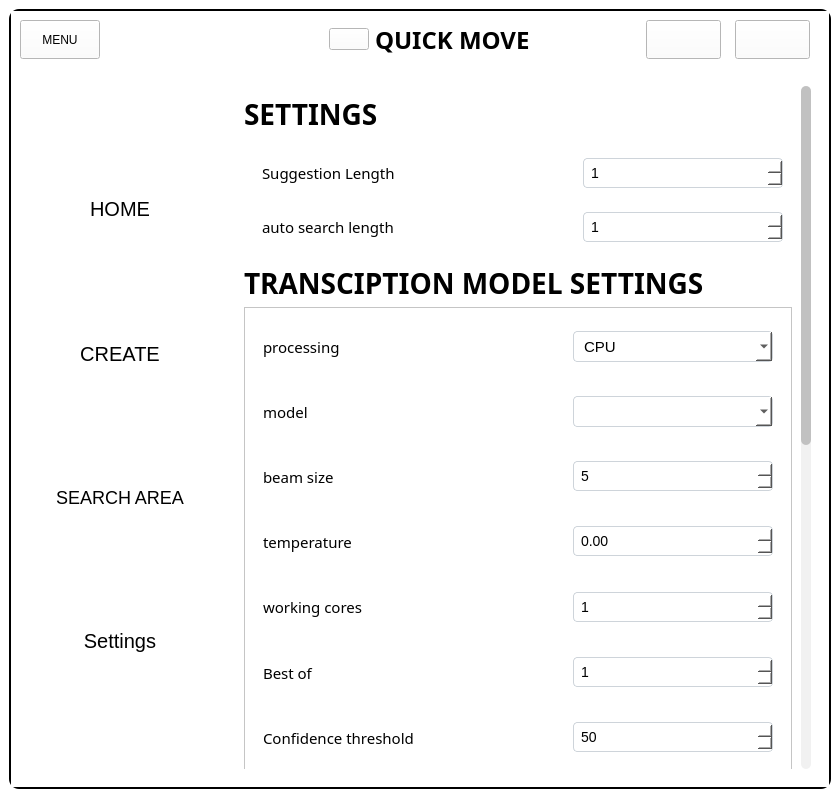
Old version of the form ui/MainWindow.ui in the repository Achu-Worifung/quickMove.
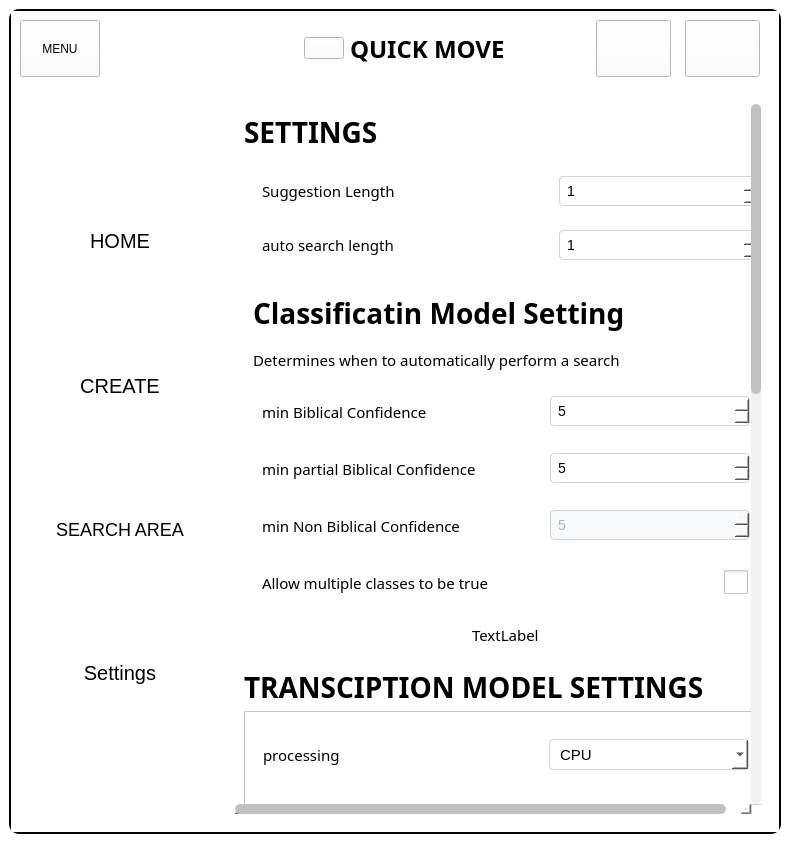
New version of the form. Icons and pictures are not drawn.

Commit message: feat: manage settings via .ini file

```diff
--- a/ui/MainWindow.ui
+++ b/ui/MainWindow.ui
@@ -6,8 +6,8 @@
    <rect>
     <x>0</x>
     <y>0</y>
-    <width>840</width>
-    <height>798</height>
+    <width>790</width>
+    <height>843</height>
    </rect>
   </property>
   <property name="windowTitle">
@@ -660,8 +660,8 @@
                         <rect>
                          <x>0</x>
                          <y>0</y>
-                         <width>100</width>
-                         <height>30</height>
+                         <width>206</width>
+                         <height>74</height>
                         </rect>
                        </property>
                        <layout class="QVBoxLayout" name="verticalLayout_4"/>
@@ -2380,9 +2380,9 @@
                  <property name="geometry">
                   <rect>
                    <x>0</x>
-                   <y>0</y>
-                   <width>566</width>
-                   <height>1293</height>
+                   <y>-364</y>
+                   <width>516</width>
+                   <height>1679</height>
                   </rect>
                  </property>
                  <layout class="QVBoxLayout" name="verticalLayout_8">
@@ -2481,28 +2481,6 @@
                        </layout>
                       </widget>
                      </item>
-                     <item row="0" column="1">
-                      <widget class="QSpinBox" name="suggestion_length">
-                       <property name="sizePolicy">
-                        <sizepolicy hsizetype="Preferred" vsizetype="Fixed">
-                         <horstretch>0</horstretch>
-                         <verstretch>0</verstretch>
-                        </sizepolicy>
-                       </property>
-                       <property name="minimumSize">
-                        <size>
-                         <width>200</width>
-                         <height>0</height>
-                        </size>
-                       </property>
-                       <property name="minimum">
-                        <number>1</number>
-                       </property>
-                       <property name="maximum">
-                        <number>10</number>
-                       </property>
-                      </widget>
-                     </item>
                      <item row="1" column="0">
                       <widget class="QWidget" name="widget_38" native="true">
                        <layout class="QHBoxLayout" name="horizontalLayout_35">
@@ -2558,6 +2536,28 @@
                        </layout>
                       </widget>
                      </item>
+                     <item row="0" column="1">
+                      <widget class="QSpinBox" name="suggestion_length">
+                       <property name="sizePolicy">
+                        <sizepolicy hsizetype="Preferred" vsizetype="Fixed">
+                         <horstretch>0</horstretch>
+                         <verstretch>0</verstretch>
+                        </sizepolicy>
+                       </property>
+                       <property name="minimumSize">
+                        <size>
+                         <width>200</width>
+                         <height>0</height>
+                        </size>
+                       </property>
+                       <property name="minimum">
+                        <number>1</number>
+                       </property>
+                       <property name="maximum">
+                        <number>10</number>
+                       </property>
+                      </widget>
+                     </item>
                      <item row="1" column="1">
                       <widget class="QSpinBox" name="auto_length">
                        <property name="sizePolicy">
@@ -2583,6 +2583,389 @@
                     </layout>
                    </widget>
                   </item>
+                  <item>
+                   <widget class="QWidget" name="widget_33" native="true">
+                    <property name="sizePolicy">
+                     <sizepolicy hsizetype="Preferred" vsizetype="MinimumExpanding">
+                      <horstretch>0</horstretch>
+                      <verstretch>0</verstretch>
+                     </sizepolicy>
+                    </property>
+                    <property name="minimumSize">
+                     <size>
+                      <width>0</width>
+                      <height>380</height>
+                     </size>
+                    </property>
+                    <layout class="QVBoxLayout" name="verticalLayout_26">
+                     <item>
+                      <widget class="QLabel" name="label_29">
+                       <property name="minimumSize">
+                        <size>
+                         <width>0</width>
+                         <height>35</height>
+                        </size>
+                       </property>
+                       <property name="styleSheet">
+                        <string notr="true">QLabel {
+    font-family: &quot;MS Shell Dlg 2&quot;;
+    font-size: 28px;
+    font-weight: bold;
+    line-height: 40px; 
+	text-transform: capitalize;
+}
+</string>
+                       </property>
+                       <property name="text">
+                        <string>Classificatin Model Setting</string>
+                       </property>
+                      </widget>
+                     </item>
+                     <item>
+                      <widget class="QLabel" name="label_30">
+                       <property name="text">
+                        <string>Determines when to automatically perform a search</string>
+                       </property>
+                      </widget>
+                     </item>
+                     <item>
+                      <widget class="QWidget" name="widget_34" native="true">
+                       <layout class="QHBoxLayout" name="horizontalLayout_31">
+                        <item>
+                         <widget class="QLabel" name="label_28">
+                          <property name="font">
+                           <font>
+                            <family>MS Shell Dig 2</family>
+                            <pointsize>-1</pointsize>
+                           </font>
+                          </property>
+                          <property name="text">
+                           <string>min Biblical Confidence</string>
+                          </property>
+                         </widget>
+                        </item>
+                        <item>
+                         <widget class="QPushButton" name="pushButton_23">
+                          <property name="cursor">
+                           <cursorShape>WhatsThisCursor</cursorShape>
+                          </property>
+                          <property name="toolTip">
+                           <string>The minimum threshold on biblical classification to perform a automatic search.</string>
+                          </property>
+                          <property name="text">
+                           <string/>
+                          </property>
+                          <property name="icon">
+                           <iconset>
+                            <normaloff>../Icons/4470663_description_about_app_web_info_icon.ico</normaloff>../Icons/4470663_description_about_app_web_info_icon.ico</iconset>
+                          </property>
+                          <property name="iconSize">
+                           <size>
+                            <width>25</width>
+                            <height>25</height>
+                           </size>
+                          </property>
+                         </widget>
+                        </item>
+                        <item>
+                         <spacer name="horizontalSpacer_17">
+                          <property name="orientation">
+                           <enum>Qt::Horizontal</enum>
+                          </property>
+                          <property name="sizeHint" stdset="0">
+                           <size>
+                            <width>227</width>
+                            <height>20</height>
+                           </size>
+                          </property>
+                         </spacer>
+                        </item>
+                        <item>
+                         <widget class="QSpinBox" name="bible_confidence">
+                          <property name="minimumSize">
+                           <size>
+                            <width>200</width>
+                            <height>0</height>
+                           </size>
+                          </property>
+                          <property name="correctionMode">
+                           <enum>QAbstractSpinBox::CorrectToPreviousValue</enum>
+                          </property>
+                          <property name="minimum">
+                           <number>1</number>
+                          </property>
+                          <property name="maximum">
+                           <number>100</number>
+                          </property>
+                          <property name="value">
+                           <number>5</number>
+                          </property>
+                         </widget>
+                        </item>
+                       </layout>
+                      </widget>
+                     </item>
+                     <item>
+                      <widget class="QWidget" name="widget_35" native="true">
+                       <layout class="QHBoxLayout" name="horizontalLayout_32">
+                        <item>
+                         <widget class="QLabel" name="label_33">
+                          <property name="font">
+                           <font>
+                            <family>MS Shell Dig 2</family>
+                            <pointsize>-1</pointsize>
+                           </font>
+                          </property>
+                          <property name="text">
+                           <string>min partial Biblical Confidence</string>
+                          </property>
+                         </widget>
+                        </item>
+                        <item>
+                         <widget class="QPushButton" name="pushButton_24">
+                          <property name="cursor">
+                           <cursorShape>WhatsThisCursor</cursorShape>
+                          </property>
+                          <property name="toolTip">
+                           <string>The minimum threshold on partial biblical classification to perform a automatic search.</string>
+                          </property>
+                          <property name="text">
+                           <string/>
+                          </property>
+                          <property name="icon">
+                           <iconset>
+                            <normaloff>../Icons/4470663_description_about_app_web_info_icon.ico</normaloff>../Icons/4470663_description_about_app_web_info_icon.ico</iconset>
+                          </property>
+                          <property name="iconSize">
+                           <size>
+                            <width>25</width>
+                            <height>25</height>
+                           </size>
+                          </property>
+                         </widget>
+                        </item>
+                        <item>
+                         <spacer name="horizontalSpacer_18">
+                          <property name="orientation">
+                           <enum>Qt::Horizontal</enum>
+                          </property>
+                          <property name="sizeHint" stdset="0">
+                           <size>
+                            <width>227</width>
+                            <height>20</height>
+                           </size>
+                          </property>
+                         </spacer>
+                        </item>
+                        <item>
+                         <widget class="QSpinBox" name="partial_bible_confidence">
+                          <property name="minimumSize">
+                           <size>
+                            <width>200</width>
+                            <height>0</height>
+                           </size>
+                          </property>
+                          <property name="correctionMode">
+                           <enum>QAbstractSpinBox::CorrectToPreviousValue</enum>
+                          </property>
+                          <property name="minimum">
+                           <number>1</number>
+                          </property>
+                          <property name="maximum">
+                           <number>100</number>
+                          </property>
+                          <property name="value">
+                           <number>5</number>
+                          </property>
+                         </widget>
+                        </item>
+                       </layout>
+                      </widget>
+                     </item>
+                     <item>
+                      <widget class="QWidget" name="widget_36" native="true">
+                       <layout class="QHBoxLayout" name="horizontalLayout_33">
+                        <item>
+                         <widget class="QLabel" name="label_34">
+                          <property name="font">
+                           <font>
+                            <family>MS Shell Dig 2</family>
+                            <pointsize>-1</pointsize>
+                           </font>
+                          </property>
+                          <property name="text">
+                           <string>min Non Biblical Confidence</string>
+                          </property>
+                         </widget>
+                        </item>
+                        <item>
+                         <widget class="QPushButton" name="pushButton_25">
+                          <property name="cursor">
+                           <cursorShape>WhatsThisCursor</cursorShape>
+                          </property>
+                          <property name="toolTip">
+                           <string>The minimum threshold on partial biblical classification to perform a automatic search.</string>
+                          </property>
+                          <property name="text">
+                           <string/>
+                          </property>
+                          <property name="icon">
+                           <iconset>
+                            <normaloff>../Icons/4470663_description_about_app_web_info_icon.ico</normaloff>../Icons/4470663_description_about_app_web_info_icon.ico</iconset>
+                          </property>
+                          <property name="iconSize">
+                           <size>
+                            <width>25</width>
+                            <height>25</height>
+                           </size>
+                          </property>
+                         </widget>
+                        </item>
+                        <item>
+                         <spacer name="horizontalSpacer_19">
+                          <property name="orientation">
+                           <enum>Qt::Horizontal</enum>
+                          </property>
+                          <property name="sizeHint" stdset="0">
+                           <size>
+                            <width>227</width>
+                            <height>20</height>
+                           </size>
+                          </property>
+                         </spacer>
+                        </item>
+                        <item>
+                         <widget class="QSpinBox" name="non_bible_confidence">
+                          <property name="enabled">
+                           <bool>false</bool>
+                          </property>
+                          <property name="minimumSize">
+                           <size>
+                            <width>200</width>
+                            <height>0</height>
+                           </size>
+                          </property>
+                          <property name="correctionMode">
+                           <enum>QAbstractSpinBox::CorrectToPreviousValue</enum>
+                          </property>
+                          <property name="minimum">
+                           <number>1</number>
+                          </property>
+                          <property name="maximum">
+                           <number>10</number>
+                          </property>
+                          <property name="value">
+                           <number>5</number>
+                          </property>
+                         </widget>
+                        </item>
+                       </layout>
+                      </widget>
+                     </item>
+                     <item>
+                      <widget class="QWidget" name="widget_39" native="true">
+                       <layout class="QHBoxLayout" name="horizontalLayout_36">
+                        <item>
+                         <widget class="QLabel" name="label_35">
+                          <property name="font">
+                           <font>
+                            <family>MS Shell Dig 2</family>
+                            <pointsize>-1</pointsize>
+                           </font>
+                          </property>
+                          <property name="text">
+                           <string>Allow multiple classes to be true</string>
+                          </property>
+                         </widget>
+                        </item>
+                        <item>
+                         <widget class="QPushButton" name="pushButton_26">
+                          <property name="cursor">
+                           <cursorShape>WhatsThisCursor</cursorShape>
+                          </property>
+                          <property name="toolTip">
+                           <string>The minimum threshold on partial biblical classification to perform a automatic search.</string>
+                          </property>
+                          <property name="text">
+                           <string/>
+                          </property>
+                          <property name="icon">
+                           <iconset>
+                            <normaloff>../Icons/4470663_description_about_app_web_info_icon.ico</normaloff>../Icons/4470663_description_about_app_web_info_icon.ico</iconset>
+                          </property>
+                          <property name="iconSize">
+                           <size>
+                            <width>25</width>
+                            <height>25</height>
+                           </size>
+                          </property>
+                         </widget>
+                        </item>
+                        <item>
+                         <spacer name="horizontalSpacer_22">
+                          <property name="orientation">
+                           <enum>Qt::Horizontal</enum>
+                          </property>
+                          <property name="sizeHint" stdset="0">
+                           <size>
+                            <width>227</width>
+                            <height>20</height>
+                           </size>
+                          </property>
+                         </spacer>
+                        </item>
+                        <item>
+                         <widget class="QCheckBox" name="multiple_trues">
+                          <property name="enabled">
+                           <bool>false</bool>
+                          </property>
+                          <property name="minimumSize">
+                           <size>
+                            <width>26</width>
+                            <height>26</height>
+                           </size>
+                          </property>
+                          <property name="maximumSize">
+                           <size>
+                            <width>16777215</width>
+                            <height>16777215</height>
+                           </size>
+                          </property>
+                          <property name="font">
+                           <font>
+                            <pointsize>-1</pointsize>
+                           </font>
+                          </property>
+                          <property name="styleSheet">
+                           <string notr="true">QCheckBox {
+    font-size: 16px;
+}
+
+QCheckBox::indicator {
+    width: 24px;
+    height: 24px;
+}
+
+</string>
+                          </property>
+                          <property name="text">
+                           <string/>
+                          </property>
+                         </widget>
+                        </item>
+                       </layout>
+                      </widget>
+                     </item>
+                     <item alignment="Qt::AlignHCenter">
+                      <widget class="QLabel" name="percentage_warning">
+                       <property name="text">
+                        <string>TextLabel</string>
+                       </property>
+                      </widget>
+                     </item>
+                    </layout>
+                   </widget>
+                  </item>
                   <item>
                    <widget class="QLabel" name="label_4">
                     <property name="minimumSize">
@@ -3085,7 +3468,7 @@
                            </font>
                           </property>
                           <property name="text">
-                           <string>Confidence threshold</string>
+                           <string>Vad Threshold</string>
                           </property>
                          </widget>
                         </item>
@@ -3126,7 +3509,7 @@
                          </spacer>
                         </item>
                         <item>
-                         <widget class="QSpinBox" name="confidence_threshold">
+                         <widget class="QSpinBox" name="vad_threshold">
                           <property name="minimumSize">
                            <size>
                             <width>200</width>
@@ -3137,13 +3520,13 @@
                            <number>0</number>
                           </property>
                           <property name="maximum">
-                           <number>100</number>
+                           <number>1</number>
                           </property>
                           <property name="singleStep">
                            <number>1</number>
                           </property>
                           <property name="value">
-                           <number>50</number>
+                           <number>1</number>
                           </property>
                           <property name="displayIntegerBase">
                            <number>10</number>
@@ -3153,77 +3536,6 @@
                        </layout>
                       </widget>
                      </item>
-                     <item>
-                      <widget class="QWidget" name="widget_32" native="true">
-                       <layout class="QHBoxLayout" name="horizontalLayout_30">
-                        <item>
-                         <widget class="QLabel" name="label_27">
-                          <property name="font">
-                           <font>
-                            <family>MS Shell Dig 2</family>
-                            <pointsize>-1</pointsize>
-                           </font>
-                          </property>
-                          <property name="text">
-                           <string>Include prev Context</string>
-                          </property>
-                         </widget>
-                        </item>
-                        <item>
-                         <widget class="QPushButton" name="pushButton_22">
-                          <property name="cursor">
-                           <cursorShape>WhatsThisCursor</cursorShape>
-                          </property>
-                          <property name="toolTip">
-                           <string>include prev transcribed segment for better context. Can cause hallucinations.</string>
-                          </property>
-                          <property name="text">
-                           <string/>
-                          </property>
-                          <property name="icon">
-                           <iconset>
-                            <normaloff>../Icons/4470663_description_about_app_web_info_icon.ico</normaloff>../Icons/4470663_description_about_app_web_info_icon.ico</iconset>
-                          </property>
-                          <property name="iconSize">
-                           <size>
-                            <width>25</width>
-                            <height>25</height>
-                           </size>
-                          </property>
-                         </widget>
-                        </item>
-                        <item>
-                         <spacer name="horizontalSpacer_16">
-                          <property name="orientation">
-                           <enum>Qt::Horizontal</enum>
-                          </property>
-                          <property name="sizeHint" stdset="0">
-                           <size>
-                            <width>227</width>
-                            <height>20</height>
-                           </size>
-                          </property>
-                         </spacer>
-                        </item>
-                        <item>
-                         <widget class="QSpinBox" name="prev_context">
-                          <property name="minimumSize">
-                           <size>
-                            <width>200</width>
-                            <height>0</height>
-                           </size>
-                          </property>
-                          <property name="minimum">
-                           <number>0</number>
-                          </property>
-                          <property name="maximum">
-                           <number>1</number>
-                          </property>
-                         </widget>
-                        </item>
-                       </layout>
-                      </widget>
-                     </item>
                      <item>
                       <widget class="QFrame" name="frame_5">
                        <property name="minimumSize">
```
The commit also changes 5 other files.
